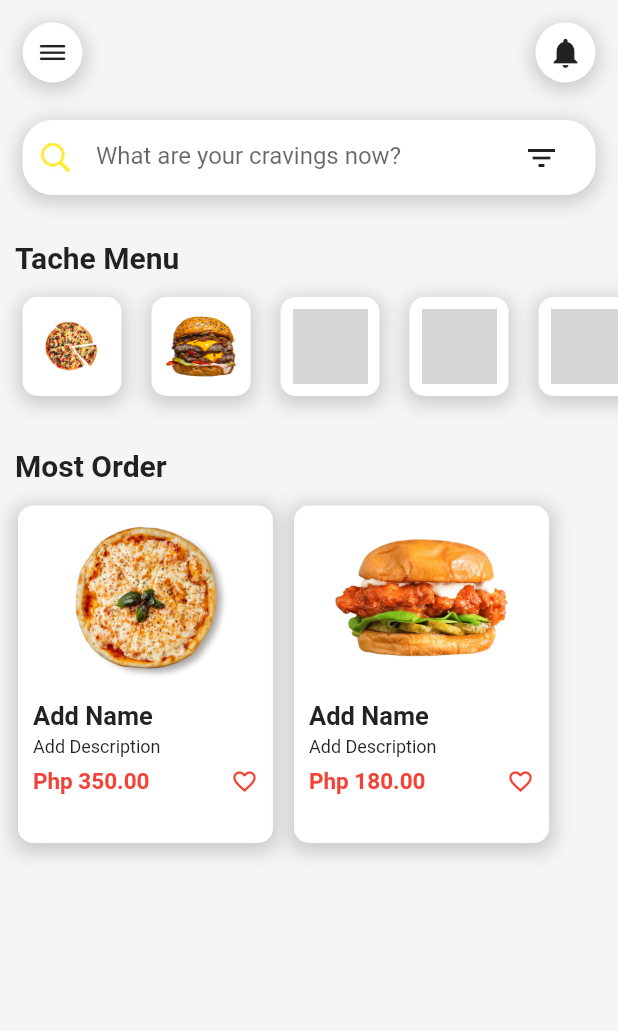
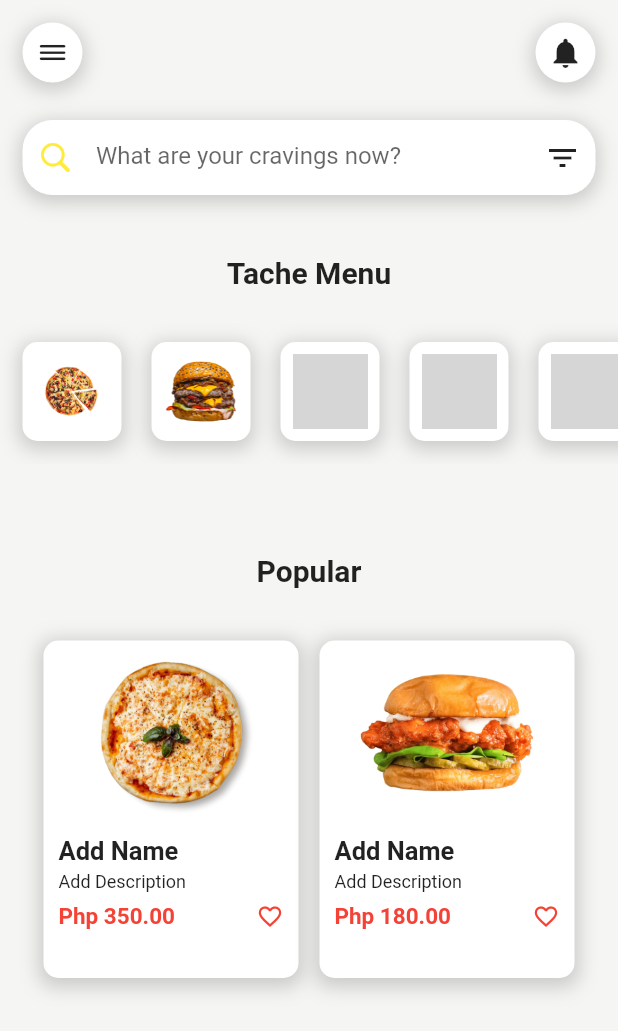
Before and after one commit to jeffabenoja/Flutter-Food-App, a Flutter app: the screen it shows after launch, on a phone screen of 412 x 824 dp. Shown: the top 1031 px of the screen. Run offline on Flutter 3.47's test engine with Material 2 defaults, Android fonts, the phone set to English and light mode, and no system bars; grey boxes are pictures that could not be loaded.

Commit message:
minor changes to the alignment and spacing

```diff
--- a/lib/Pages/HomePage.dart
+++ b/lib/Pages/HomePage.dart
@@ -1,3 +1,5 @@
+// ignore_for_file: prefer_const_literals_to_create_immutables, prefer_const_constructors
+
 import 'package:flutter/cupertino.dart';
 import 'package:flutter/material.dart';
 import 'package:tache_food/Widgets/AppBarWidget.dart';
@@ -34,20 +36,20 @@ class HomePage extends StatelessWidget {
                     blurRadius: 10,
                     offset: Offset(0, 3),
                   ),
-                ]),
+                ],
+              ),
               child: Padding(
                 padding: EdgeInsets.symmetric(
                   horizontal: 10,
                 ),
                 child: Row(
-                // Add Spacing
-                //mainAxisAlignment: MainAxisAlignment.spaceBetween,
                   children: [
                     Icon(
                       CupertinoIcons.search,
                       color: Colors.yellow,
                     ),
-                  Container(
+                    Expanded(
+                      child: Container(
                         height: 50,
                         width: 300,
                         child: Padding(
@@ -62,6 +64,7 @@ class HomePage extends StatelessWidget {
                           ),
                         ),
                       ),
+                    ),
                     Icon(Icons.filter_list),
                   ],
                 ),
@@ -69,9 +72,15 @@ class HomePage extends StatelessWidget {
             ),
           ),
 
-        //Category Item
+          // Tache Menu Section
           Padding(
-          padding: EdgeInsets.only(top: 20, left: 10),
+            padding: EdgeInsets.symmetric(vertical: 30),
+            child: Column(
+              crossAxisAlignment: CrossAxisAlignment.center,
+              children: [
+                Padding(
+                  padding:
+                      EdgeInsets.only(bottom: 10), // Add space below the text
                   child: Text(
                     "Tache Menu",
                     style: TextStyle(
@@ -80,25 +89,42 @@ class HomePage extends StatelessWidget {
                     ),
                   ),
                 ),
+                Padding(
+                  padding:
+                      EdgeInsets.only(top: 10), // Add space above the widget
+                  child: MenuWidget(),
+                ),
+              ],
+            ),
+          ),
 
-        // Menu Widget
-        MenuWidget(),
-
-        // Trending Item
+          // Popular Section
           Padding(
-          padding: EdgeInsets.only(top: 20, left: 10),
+            padding: EdgeInsets.symmetric(vertical: 30),
+            child: Column(
+              crossAxisAlignment: CrossAxisAlignment.center,
+              children: [
+                Padding(
+                  padding:
+                      EdgeInsets.only(bottom: 10), // Add space below the text
                   child: Text(
-            "Most Order",
+                    "Popular",
                     style: TextStyle(
                       fontWeight: FontWeight.bold,
                       fontSize: 20,
                     ),
                   ),
                 ),
-
-        // Trending Widget
-        MostOrderWidget(),
+                Padding(
+                  padding:
+                      EdgeInsets.only(top: 10), // Add space above the widget
+                  child: MostOrderWidget(),
+                ),
               ],
-    ));
+            ),
+          ),
+        ],
+      ),
+    );
   }
 }
--- a/lib/Widgets/MenuWidget.dart
+++ b/lib/Widgets/MenuWidget.dart
@@ -82,7 +82,7 @@ class MenuWidget extends StatelessWidget {
                     )
                   ]),
               child: Image.asset(
-                "images/chicken/chicken1.png",
+                "images/chicken/chicken1.PNG",
                 width: 50,
                 height: 50,
               ),
--- a/pubspec.yaml
+++ b/pubspec.yaml
@@ -63,7 +63,7 @@ flutter:
     - images/fries/fries1.png
     - images/pizza/pizza1.png
     - images/pizza/pizza2.png
-    - images/chicken/chicken1.png
+    - images/chicken/chicken1.PNG
 
   # An image asset can refer to one or more resolution-specific "variants", see
   # https://flutter.dev/assets-and-images/#resolution-aware
```
Lines whose indentation alone changed are shown as unchanged.
